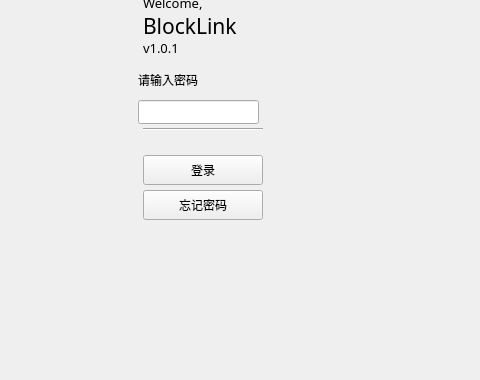
The window that normallogin.ui (HcashOrg/hx-indicator) describes before a commit, drawn with Qt 5; both pictures show x 142 to 622 and y 200 to 580 of the 960 by 580 pixel window.
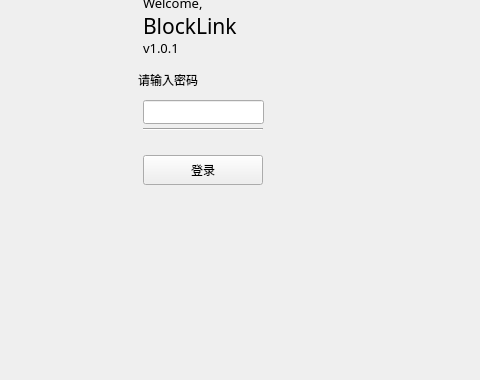
The same window after the commit.

```diff
--- a/normallogin.ui
+++ b/normallogin.ui
@@ -24,7 +24,7 @@
   <widget class="QLineEdit" name="pwdLineEdit">
    <property name="geometry">
     <rect>
-     <x>280</x>
+     <x>285</x>
      <y>300</y>
      <width>121</width>
      <height>24</height>
@@ -76,9 +76,9 @@
   <widget class="QLabel" name="tipLabel">
    <property name="geometry">
     <rect>
-     <x>280</x>
+     <x>285</x>
      <y>336</y>
-     <width>121</width>
+     <width>200</width>
      <height>20</height>
     </rect>
    </property>
@@ -116,28 +116,6 @@
     <string/>
    </property>
   </widget>
-  <widget class="QToolButton" name="forgetBtn">
-   <property name="geometry">
-    <rect>
-     <x>285</x>
-     <y>390</y>
-     <width>120</width>
-     <height>30</height>
-    </rect>
-   </property>
-   <property name="cursor">
-    <cursorShape>PointingHandCursor</cursorShape>
-   </property>
-   <property name="focusPolicy">
-    <enum>Qt::NoFocus</enum>
-   </property>
-   <property name="styleSheet">
-    <string notr="true"/>
-   </property>
-   <property name="text">
-    <string>忘记密码</string>
-   </property>
-  </widget>
   <widget class="Line" name="line">
    <property name="geometry">
     <rect>
```
